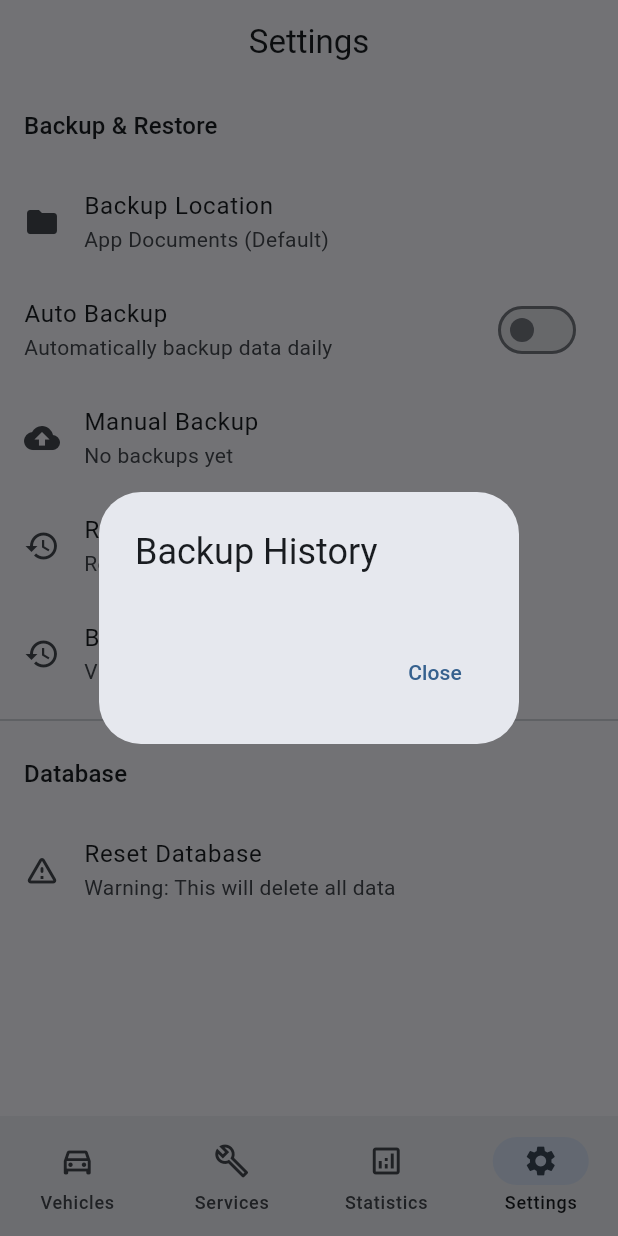
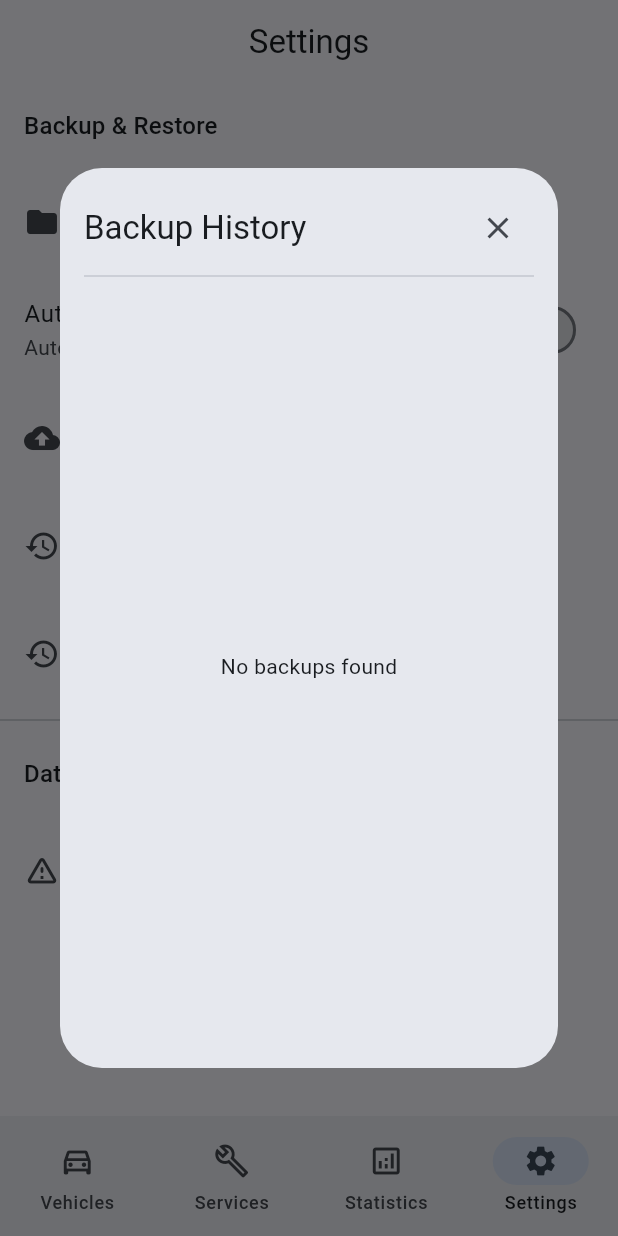
Before and after one commit to zmeulDev/norimoto, a Flutter app: the screen it shows after launch, item 4 of the bottom bar chosen, after a tap on "Backup History", on a phone screen of 412 x 824 dp. Run offline on Flutter 3.47's test engine with Material 3 defaults, Android fonts, the phone set to English and light mode, and no system bars; our stand-ins replace file_picker, fl_chart, flutter_local_notifications, permission_handler, shared_preferences, sqflite and 1 more; accounts and stored records are empty.

Commit message:
screen fixes

```diff
--- a/lib/presentation/screens/settings_screen.dart
+++ b/lib/presentation/screens/settings_screen.dart
@@ -314,59 +314,99 @@ class _SettingsScreenState extends State<SettingsScreen> {
 
       await showDialog(
         context: context,
-        builder: (context) => AlertDialog(
-          title: const Text('Backup History'),
-          content: SingleChildScrollView(
+        builder: (context) => Dialog(
+          child: ConstrainedBox(
+            constraints: const BoxConstraints(
+              maxWidth: 500,
+              maxHeight: 600,
+            ),
+            child: Padding(
+              padding: const EdgeInsets.all(16),
               child: Column(
                 mainAxisSize: MainAxisSize.min,
-              children: backups.map((backup) {
+                crossAxisAlignment: CrossAxisAlignment.start,
+                children: [
+                  Row(
+                    mainAxisAlignment: MainAxisAlignment.spaceBetween,
+                    children: [
+                      Text(
+                        'Backup History',
+                        style: Theme.of(context).textTheme.titleLarge,
+                      ),
+                      IconButton(
+                        icon: const Icon(Icons.close),
+                        onPressed: () => Navigator.pop(context),
+                      ),
+                    ],
+                  ),
+                  const Divider(),
+                  Expanded(
+                    child: backups.isEmpty
+                        ? const Center(
+                            child: Text('No backups found'),
+                          )
+                        : ListView.builder(
+                            itemCount: backups.length,
+                            itemBuilder: (context, index) {
+                              final backup = backups[index];
                               return Card(
+                                margin: const EdgeInsets.symmetric(vertical: 4),
                                 child: Padding(
                                   padding: const EdgeInsets.all(8),
                                   child: Column(
-                      crossAxisAlignment: CrossAxisAlignment.start,
+                                    crossAxisAlignment:
+                                        CrossAxisAlignment.start,
                                     children: [
-                        Wrap(
-                          spacing: 8,
-                          crossAxisAlignment: WrapCrossAlignment.center,
+                                      Row(
                                         children: [
-                            Text(
+                                          Expanded(
+                                            child: Text(
                                               DateFormat.yMMMd()
                                                   .add_Hm()
                                                   .format(backup.timestamp),
-                              style: Theme.of(context).textTheme.titleSmall,
+                                              style: Theme.of(context)
+                                                  .textTheme
+                                                  .titleSmall,
+                                            ),
                                           ),
                                           Chip(
                                             label: Text(
                                               backup.isAuto ? 'Auto' : 'Manual',
-                                style: const TextStyle(fontSize: 12),
+                                              style:
+                                                  const TextStyle(fontSize: 12),
                                             ),
                                             backgroundColor: backup.isAuto
                                                 ? Colors.blue.withOpacity(0.2)
                                                 : Colors.green.withOpacity(0.2),
-                              padding:
-                                  const EdgeInsets.symmetric(horizontal: 4),
+                                            padding: const EdgeInsets.symmetric(
+                                                horizontal: 4),
                                             materialTapTargetSize:
-                                  MaterialTapTargetSize.shrinkWrap,
+                                                MaterialTapTargetSize
+                                                    .shrinkWrap,
                                           ),
                                         ],
                                       ),
                                       const SizedBox(height: 8),
-                        Text('Location: ${backup.displayLocation}'),
+                                      Text(
+                                          'Location: ${backup.displayLocation}'),
                                       Text(
                                           'Size: ${(backup.size / 1024).toStringAsFixed(1)} KB'),
                                       const SizedBox(height: 8),
                                       Row(
-                          mainAxisAlignment: MainAxisAlignment.end,
+                                        mainAxisAlignment:
+                                            MainAxisAlignment.end,
                                         children: [
                                           TextButton.icon(
-                              icon: const Icon(Icons.restore),
+                                            icon: const Icon(Icons.restore,
+                                                size: 20),
                                             label: const Text('Restore'),
                                             onPressed: () async {
                                               Navigator.pop(context);
-                                await BackupService.restoreBackup(backup.path);
+                                              await BackupService.restoreBackup(
+                                                  backup.path);
                                               if (mounted) {
-                                  ScaffoldMessenger.of(context).showSnackBar(
+                                                ScaffoldMessenger.of(context)
+                                                    .showSnackBar(
                                                   const SnackBar(
                                                       content: Text(
                                                           'Restore completed successfully')),
@@ -376,15 +416,19 @@ class _SettingsScreenState extends State<SettingsScreen> {
                                           ),
                                           const SizedBox(width: 8),
                                           TextButton.icon(
-                              icon: const Icon(Icons.delete),
+                                            icon: const Icon(Icons.delete,
+                                                size: 20),
                                             label: const Text('Delete'),
                                             onPressed: () async {
-                                await BackupService.deleteBackup(backup.path);
+                                              await BackupService.deleteBackup(
+                                                  backup.path);
                                               Navigator.pop(context);
                                               if (mounted) {
-                                  ScaffoldMessenger.of(context).showSnackBar(
+                                                ScaffoldMessenger.of(context)
+                                                    .showSnackBar(
                                                   const SnackBar(
-                                        content: Text('Backup deleted')),
+                                                      content: Text(
+                                                          'Backup deleted')),
                                                 );
                                               }
                                             },
@@ -395,15 +439,13 @@ class _SettingsScreenState extends State<SettingsScreen> {
                                   ),
                                 ),
                               );
-              }).toList(),
+                            },
                           ),
                   ),
-          actions: [
-            TextButton(
-              onPressed: () => Navigator.pop(context),
-              child: const Text('Close'),
+                ],
               ),
-          ],
+            ),
+          ),
         ),
       );
     } catch (e) {
```
Also changed, not shown: lib/presentation/screens/statistics_screen.dart (+77 -18 lines). Lines whose indentation alone changed are shown as unchanged.
